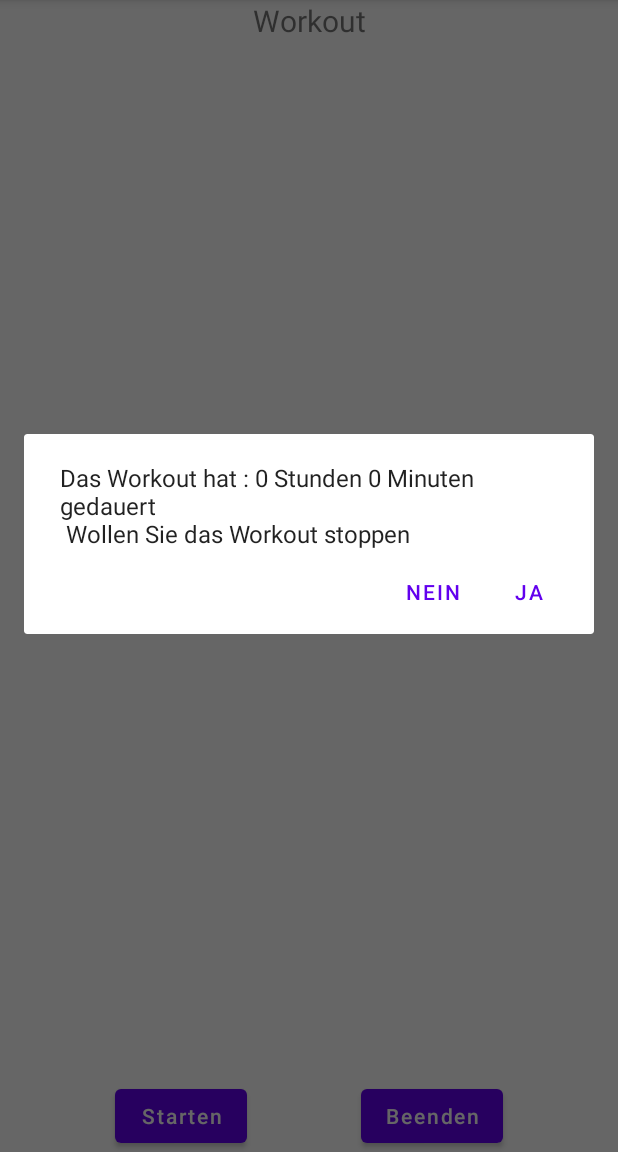
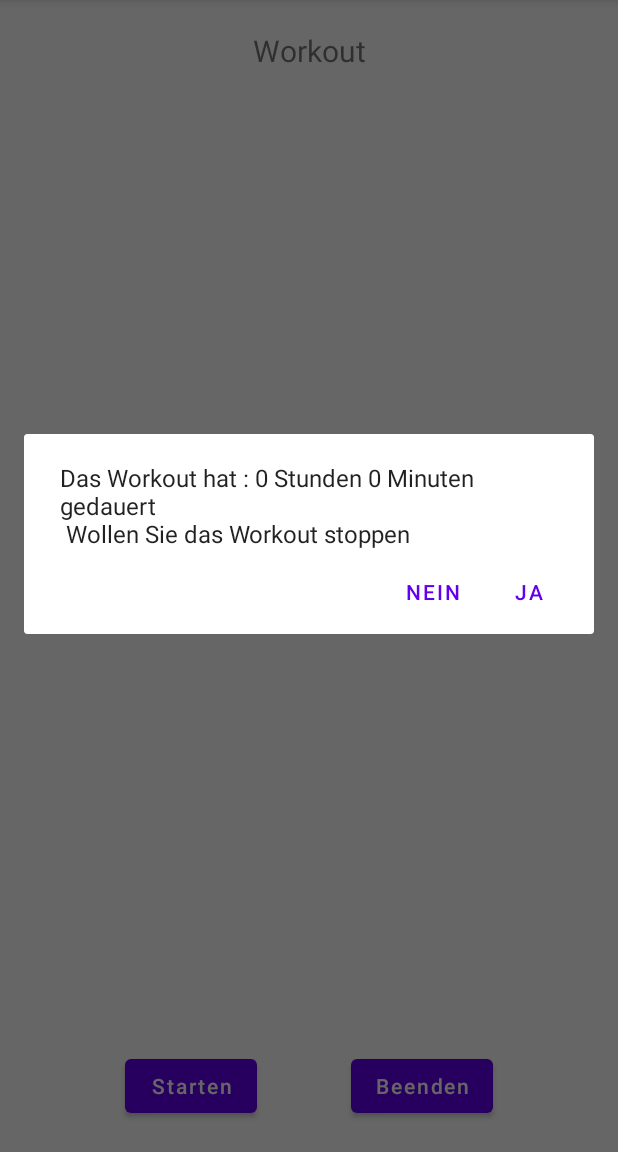
Before and after one commit to MatthiasStadlbauer/Gainz, an Android app: the Workout_detail screen opened directly, with no data from a screen before it, after a tap on "Beenden", on a phone screen of 412 x 824 dp, the part 84-1236 px from its top. Run offline under Robolectric (Android 15) with nearby library versions, the phone set to English and light mode, and no system bars; 7 statements that could not run were skipped; 1 other tap on this screen came first.

Commit message:
Kleine Änderungen

```diff
--- a/Gainz_projekt/app/src/main/res/layout/activity_workout_detail.xml
+++ b/Gainz_projekt/app/src/main/res/layout/activity_workout_detail.xml
@@ -4,7 +4,8 @@
     xmlns:tools="http://schemas.android.com/tools"
     android:layout_width="match_parent"
     android:layout_height="match_parent"
-    tools:context=".Workout_detail">
+    tools:context=".Workout_detail"
+    android:layout_margin="20dp">
 
     <TextView
         android:id="@+id/activity_workout_detail_name"
--- a/Gainz_projekt/app/src/main/res/layout/addworkout_listview_adapter.xml
+++ b/Gainz_projekt/app/src/main/res/layout/addworkout_listview_adapter.xml
@@ -7,6 +7,7 @@
    >
 
     <TextView
+
         android:id="@+id/addWorkout_listview_adapter_name"
         android:layout_width="wrap_content"
         android:layout_height="wrap_content"
@@ -16,7 +17,8 @@
         />
 <LinearLayout
     android:layout_width="match_parent"
-    android:layout_height="wrap_content">
+    android:layout_height="wrap_content"
+   >
 
 
     <TextView
@@ -42,6 +44,7 @@
         android:layout_width="match_parent"
         android:layout_height="wrap_content"
         android:layout_marginBottom="5dp"
+
         >
         <TextView
             android:id="@+id/textView5"
```
